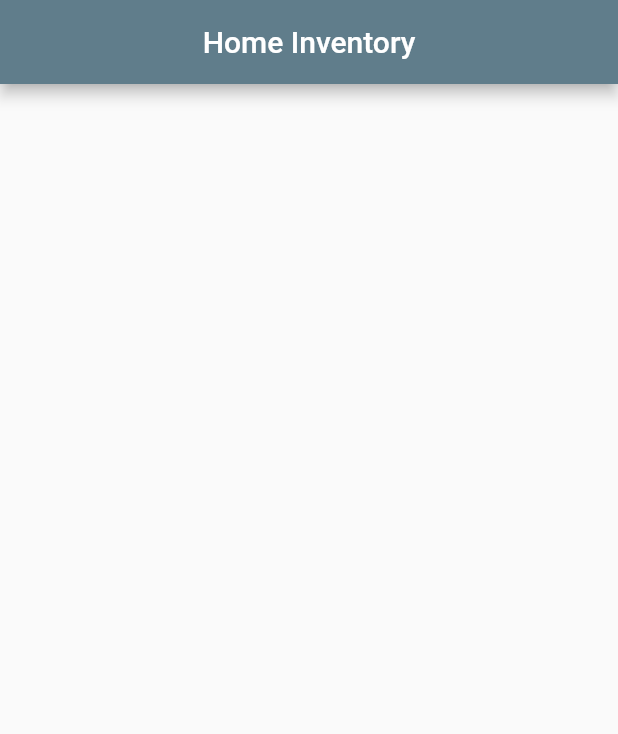
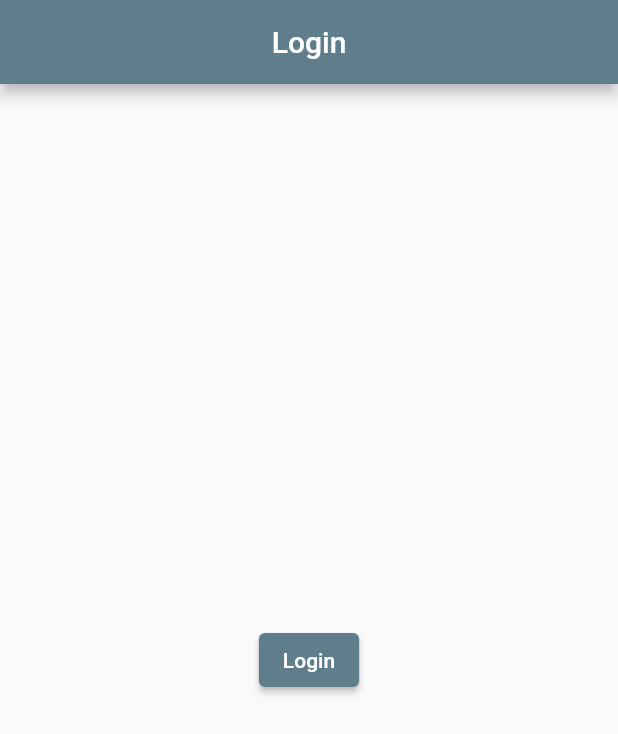
Before and after one commit to GitDatz/home_inventory, a Flutter app: the screen it shows after launch, on a phone screen of 412 x 824 dp. Shown: the top 734 px of the screen. Run offline on Flutter 3.47's test engine with Material 2 defaults, Android fonts, the phone set to English and light mode, and no system bars.

Commit message:
Adding skeleton for Login Page

```diff
--- /dev/null
+++ b/lib/constants.dart
@@ -0,0 +1,2 @@
+final String LOGIN_PAGE_TITLE = "Login";
+final String MAIN_PAGE_TITLE = "Home Inventory";
--- a/lib/main.dart
+++ b/lib/main.dart
@@ -1,5 +1,6 @@
 import 'package:flutter/material.dart';
-import 'package:home_inventory/ui/pages/main_page.dart';
+import 'package:home_inventory/constants.dart';
+import 'package:home_inventory/ui/pages/login_page.dart';
 
 void main() {
   runApp(HomeInventoryApp());
@@ -13,7 +14,7 @@ class HomeInventoryApp extends StatelessWidget {
       theme: ThemeData(
         primarySwatch: Colors.blueGrey,
       ),
-      home: MainPage(title: 'Home Inventory'),
+      home: LoginPage(title: LOGIN_PAGE_TITLE),
     );
   }
 }
--- /dev/null
+++ b/lib/ui/pages/login_page.dart
@@ -0,0 +1,39 @@
+import 'package:flutter/material.dart';
+import 'package:home_inventory/constants.dart';
+import 'package:home_inventory/ui/pages/main_page.dart';
+
+class LoginPage extends StatefulWidget {
+  LoginPage({Key key, this.title}) : super(key: key);
+  final String title;
+
+  @override
+  _LoginPageState createState() => _LoginPageState();
+}
+
+class _LoginPageState extends State<LoginPage> {
+  @override
+  Widget build(BuildContext context) {
+    return Scaffold(
+      appBar: AppBar(
+        centerTitle: true,
+        title: Text(
+          widget.title,
+          textAlign: TextAlign.center,
+        ),
+      ),
+      body: Center(
+        child: Column(
+          mainAxisAlignment: MainAxisAlignment.center,
+          children: [
+            ElevatedButton(
+              child: Text("Login"),
+              onPressed: () {
+                Navigator.push(context, MaterialPageRoute(builder: (context) => MainPage(title: MAIN_PAGE_TITLE)));
+              }
+            )
+          ],
+        ),
+      ),
+    );
+  }
+}
```
